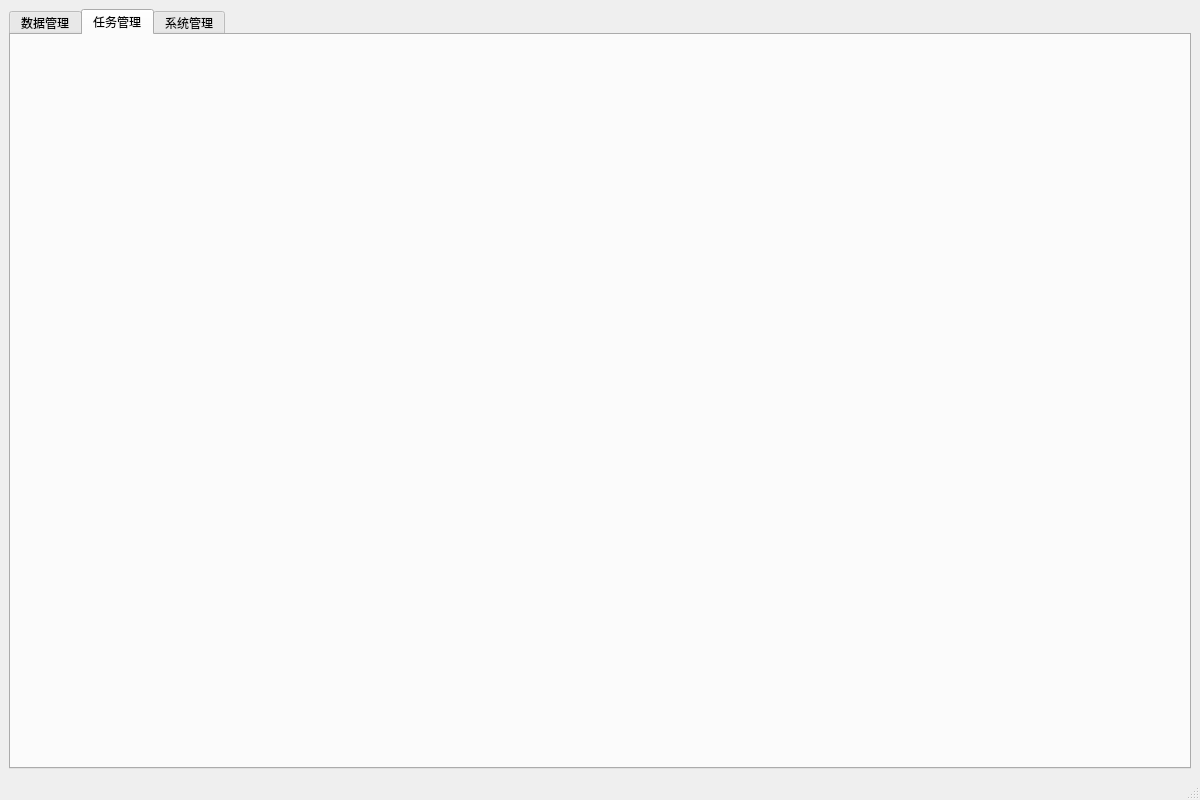
Above: src/views/system/systemmanager.ui from brovast/CDSimulation before the change. Below: the same form after it.
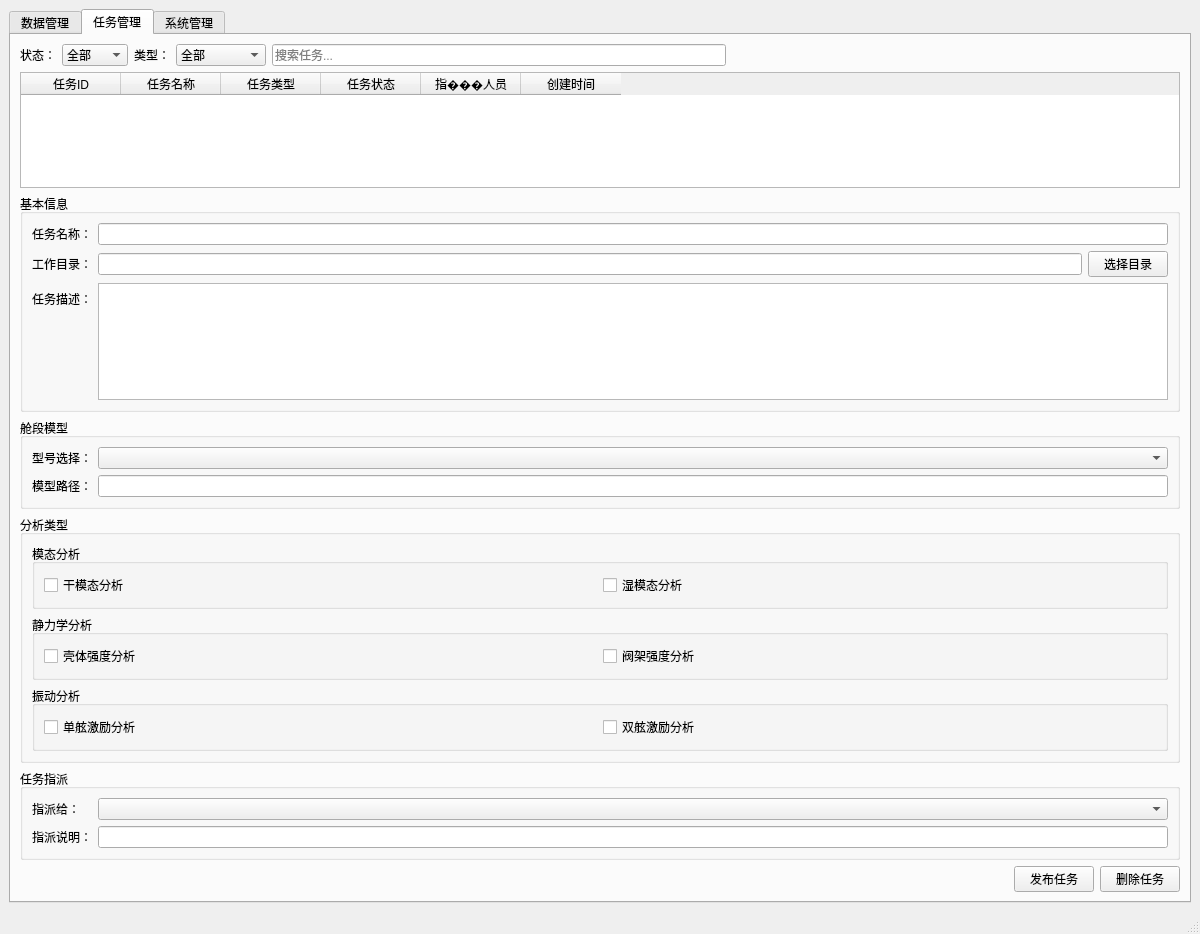
That is the form after the change. The open tabs and pages were chosen to show the change. Custom widgets are drawn as their Qt base class.

What changed in the file:
```diff
--- a/src/views/system/systemmanager.ui
+++ b/src/views/system/systemmanager.ui
@@ -1,25 +1,5 @@
 <?xml version="1.0" encoding="UTF-8"?>
 <ui version="4.0">
- <customwidgets>
-  <customwidget>
-   <class>UserManager</class>
-   <extends>QWidget</extends>
-   <header>views/system/usermanager.h</header>
-   <container>1</container>
-  </customwidget>
-  <customwidget>
-   <class>RoleManager</class>
-   <extends>QWidget</extends>
-   <header>views/system/rolemanager.h</header>
-   <container>1</container>
-  </customwidget>
-  <customwidget>
-   <class>ApprovalManager</class>
-   <extends>QWidget</extends>
-   <header>views/system/approvalmanager.h</header>
-   <container>1</container>
-  </customwidget>
- </customwidgets>
  <class>SystemManager</class>
  <widget class="QMainWindow" name="SystemManager">
   <property name="geometry">
@@ -27,7 +7,7 @@
     <x>0</x>
     <y>0</y>
     <width>1200</width>
-    <height>800</height>
+    <height>934</height>
    </rect>
   </property>
   <property name="windowTitle">
@@ -148,7 +128,375 @@
        <attribute name="title">
         <string>任务管理</string>
        </attribute>
-       <!-- 任务管理界面的具体实现将在后续添加 -->
+       <layout class="QVBoxLayout" name="verticalLayout_task">
+        <item>
+         <layout class="QHBoxLayout" name="horizontalLayout_filter">
+          <item>
+           <widget class="QLabel" name="labelStatus">
+            <property name="text">
+             <string>状态：</string>
+            </property>
+           </widget>
+          </item>
+          <item>
+           <widget class="QComboBox" name="comboBoxStatusFilter">
+            <item>
+             <property name="text">
+              <string>全部</string>
+             </property>
+            </item>
+            <item>
+             <property name="text">
+              <string>待处理</string>
+             </property>
+            </item>
+            <item>
+             <property name="text">
+              <string>进行中</string>
+             </property>
+            </item>
+            <item>
+             <property name="text">
+              <string>已完成</string>
+             </property>
+            </item>
+            <item>
+             <property name="text">
+              <string>已取消</string>
+             </property>
+            </item>
+           </widget>
+          </item>
+          <item>
+           <widget class="QLabel" name="labelType">
+            <property name="text">
+             <string>类型：</string>
+            </property>
+           </widget>
+          </item>
+          <item>
+           <widget class="QComboBox" name="comboBoxTypeFilter">
+            <item>
+             <property name="text">
+              <string>全部</string>
+             </property>
+            </item>
+            <item>
+             <property name="text">
+              <string>模态分析</string>
+             </property>
+            </item>
+            <item>
+             <property name="text">
+              <string>静力学分析</string>
+             </property>
+            </item>
+            <item>
+             <property name="text">
+              <string>振动分析</string>
+             </property>
+            </item>
+           </widget>
+          </item>
+          <item>
+           <widget class="QLineEdit" name="lineEditSearch">
+            <property name="placeholderText">
+             <string>搜索任务...</string>
+            </property>
+           </widget>
+          </item>
+          <item>
+           <spacer name="horizontalSpacer_task">
+            <property name="orientation">
+             <enum>Qt::Orientation::Horizontal</enum>
+            </property>
+            <property name="sizeHint" stdset="0">
+             <size>
+              <width>0</width>
+              <height>0</height>
+             </size>
+            </property>
+           </spacer>
+          </item>
+         </layout>
+        </item>
+        <item>
+         <widget class="QTableWidget" name="tableTaskList">
+          <property name="selectionMode">
+           <enum>QAbstractItemView::SelectionMode::SingleSelection</enum>
+          </property>
+          <property name="selectionBehavior">
+           <enum>QAbstractItemView::SelectionBehavior::SelectRows</enum>
+          </property>
+          <column>
+           <property name="text">
+            <string>任务ID</string>
+           </property>
+          </column>
+          <column>
+           <property name="text">
+            <string>任务名称</string>
+           </property>
+          </column>
+          <column>
+           <property name="text">
+            <string>任务类型</string>
+           </property>
+          </column>
+          <column>
+           <property name="text">
+            <string>任务状态</string>
+           </property>
+          </column>
+          <column>
+           <property name="text">
+            <string>指���人员</string>
+           </property>
+          </column>
+          <column>
+           <property name="text">
+            <string>创建时间</string>
+           </property>
+          </column>
+         </widget>
+        </item>
+        <item>
+         <widget class="QSplitter" name="splitterTask">
+          <property name="orientation">
+           <enum>Qt::Orientation::Vertical</enum>
+          </property>
+          <widget class="QWidget" name="widgetTaskDefine">
+           <layout class="QVBoxLayout" name="verticalLayout_taskDefine">
+            <item>
+             <widget class="QGroupBox" name="groupBoxBasicInfo">
+              <property name="title">
+               <string>基本信息</string>
+              </property>
+              <layout class="QFormLayout" name="formLayout_basic">
+               <item row="0" column="0">
+                <widget class="QLabel" name="labelTaskName">
+                 <property name="text">
+                  <string>任务名称：</string>
+                 </property>
+                </widget>
+               </item>
+               <item row="0" column="1">
+                <widget class="QLineEdit" name="lineEditTaskName"/>
+               </item>
+               <item row="1" column="0">
+                <widget class="QLabel" name="labelWorkDir">
+                 <property name="text">
+                  <string>工作目录：</string>
+                 </property>
+                </widget>
+               </item>
+               <item row="1" column="1">
+                <layout class="QHBoxLayout" name="horizontalLayout_workDir">
+                 <item>
+                  <widget class="QLineEdit" name="lineEditWorkDir">
+                   <property name="readOnly">
+                    <bool>true</bool>
+                   </property>
+                  </widget>
+                 </item>
+                 <item>
+                  <widget class="QPushButton" name="btnSelectWorkDir">
+                   <property name="text">
+                    <string>选择目录</string>
+                   </property>
+                  </widget>
+                 </item>
+                </layout>
+               </item>
+               <item row="2" column="0">
+                <widget class="QLabel" name="labelTaskDesc">
+                 <property name="text">
+                  <string>任务描述：</string>
+                 </property>
+                </widget>
+               </item>
+               <item row="2" column="1">
+                <widget class="QTextEdit" name="textEditTaskDescription"/>
+               </item>
+              </layout>
+             </widget>
+            </item>
+            <item>
+             <widget class="QGroupBox" name="groupBoxModel">
+              <property name="title">
+               <string>舱段模型</string>
+              </property>
+              <layout class="QFormLayout" name="formLayout_model">
+               <item row="0" column="0">
+                <widget class="QLabel" name="labelModelType">
+                 <property name="text">
+                  <string>型号选择：</string>
+                 </property>
+                </widget>
+               </item>
+               <item row="0" column="1">
+                <widget class="QComboBox" name="comboBoxModelSelect"/>
+               </item>
+               <item row="1" column="0">
+                <widget class="QLabel" name="labelModelPath">
+                 <property name="text">
+                  <string>模型路径：</string>
+                 </property>
+                </widget>
+               </item>
+               <item row="1" column="1">
+                <widget class="QLineEdit" name="lineEditModelPath">
+                 <property name="readOnly">
+                  <bool>true</bool>
+                 </property>
+                </widget>
+               </item>
+              </layout>
+             </widget>
+            </item>
+            <item>
+             <widget class="QGroupBox" name="groupBoxAnalysisType">
+              <property name="title">
+               <string>分析类型</string>
+              </property>
+              <layout class="QVBoxLayout" name="verticalLayout_analysis">
+               <item>
+                <widget class="QGroupBox" name="groupBoxModal">
+                 <property name="title">
+                  <string>模态分析</string>
+                 </property>
+                 <layout class="QHBoxLayout" name="horizontalLayout_modal">
+                  <item>
+                   <widget class="QCheckBox" name="checkBoxDryModalAnalysis">
+                    <property name="text">
+                     <string>干模态分析</string>
+                    </property>
+                   </widget>
+                  </item>
+                  <item>
+                   <widget class="QCheckBox" name="checkBoxWetModalAnalysis">
+                    <property name="text">
+                     <string>湿模态分析</string>
+                    </property>
+                   </widget>
+                  </item>
+                 </layout>
+                </widget>
+               </item>
+               <item>
+                <widget class="QGroupBox" name="groupBoxStatic">
+                 <property name="title">
+                  <string>静力学分析</string>
+                 </property>
+                 <layout class="QHBoxLayout" name="horizontalLayout_static">
+                  <item>
+                   <widget class="QCheckBox" name="checkBoxShellStrengthAnalysis">
+                    <property name="text">
+                     <string>壳体强度分析</string>
+                    </property>
+                   </widget>
+                  </item>
+                  <item>
+                   <widget class="QCheckBox" name="checkBoxValveFrameStrengthAnalysis">
+                    <property name="text">
+                     <string>阀架强度分析</string>
+                    </property>
+                   </widget>
+                  </item>
+                 </layout>
+                </widget>
+               </item>
+               <item>
+                <widget class="QGroupBox" name="groupBoxVibration">
+                 <property name="title">
+                  <string>振动分析</string>
+                 </property>
+                 <layout class="QHBoxLayout" name="horizontalLayout_vibration">
+                  <item>
+                   <widget class="QCheckBox" name="checkBoxSingleSideExcitationAnalysis">
+                    <property name="text">
+                     <string>单舷激励分析</string>
+                    </property>
+                   </widget>
+                  </item>
+                  <item>
+                   <widget class="QCheckBox" name="checkBoxDoubleSideExcitationAnalysis">
+                    <property name="text">
+                     <string>双舷激励分析</string>
+                    </property>
+                   </widget>
+                  </item>
+                 </layout>
+                </widget>
+               </item>
+              </layout>
+             </widget>
+            </item>
+            <item>
+             <widget class="QGroupBox" name="groupBoxAssign">
+              <property name="title">
+               <string>任务指派</string>
+              </property>
+              <layout class="QFormLayout" name="formLayout_assign">
+               <item row="0" column="0">
+                <widget class="QLabel" name="labelAssignTo">
+                 <property name="text">
+                  <string>指派给：</string>
+                 </property>
+                </widget>
+               </item>
+               <item row="0" column="1">
+                <widget class="QComboBox" name="comboBoxUserSelect"/>
+               </item>
+               <item row="1" column="0">
+                <widget class="QLabel" name="labelAssignDesc">
+                 <property name="text">
+                  <string>指派说明：</string>
+                 </property>
+                </widget>
+               </item>
+               <item row="1" column="1">
+                <widget class="QLineEdit" name="lineEditAssignDescription"/>
+               </item>
+              </layout>
+             </widget>
+            </item>
+            <item>
+             <layout class="QHBoxLayout" name="horizontalLayout_buttons">
+              <item>
+               <spacer name="horizontalSpacer_buttons">
+                <property name="orientation">
+                 <enum>Qt::Orientation::Horizontal</enum>
+                </property>
+                <property name="sizeHint" stdset="0">
+                 <size>
+                  <width>0</width>
+                  <height>0</height>
+                 </size>
+                </property>
+               </spacer>
+              </item>
+              <item>
+               <widget class="QPushButton" name="btnTaskPublish">
+                <property name="text">
+                 <string>发布任务</string>
+                </property>
+               </widget>
+              </item>
+              <item>
+               <widget class="QPushButton" name="btnTaskDelete">
+                <property name="text">
+                 <string>删除任务</string>
+                </property>
+               </widget>
+              </item>
+             </layout>
+            </item>
+           </layout>
+          </widget>
+         </widget>
+        </item>
+       </layout>
       </widget>
       <!-- 系统管理标签页 -->
       <widget class="QWidget" name="tabSystemManage">
@@ -211,6 +559,26 @@
   </widget>
   <widget class="QStatusBar" name="statusbar"/>
  </widget>
+ <customwidgets>
+  <customwidget>
+   <class>UserManager</class>
+   <extends>QWidget</extends>
+   <header>views/system/usermanager.h</header>
+   <container>1</container>
+  </customwidget>
+  <customwidget>
+   <class>RoleManager</class>
+   <extends>QWidget</extends>
+   <header>views/system/rolemanager.h</header>
+   <container>1</container>
+  </customwidget>
+  <customwidget>
+   <class>ApprovalManager</class>
+   <extends>QWidget</extends>
+   <header>views/system/approvalmanager.h</header>
+   <container>1</container>
+  </customwidget>
+ </customwidgets>
  <resources/>
  <connections/>
 </ui> 
```
Left out of the diff: 210 changed lines with no effect on the pictures.
